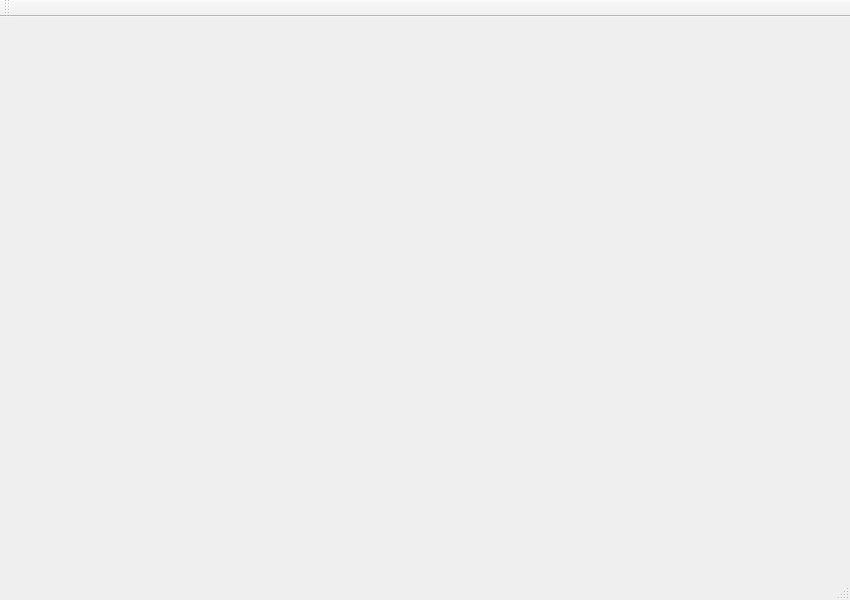
Before: the Qt Designer form forms/mainwindow.ui in Stygmates/raytracing, drawn with Qt 5.
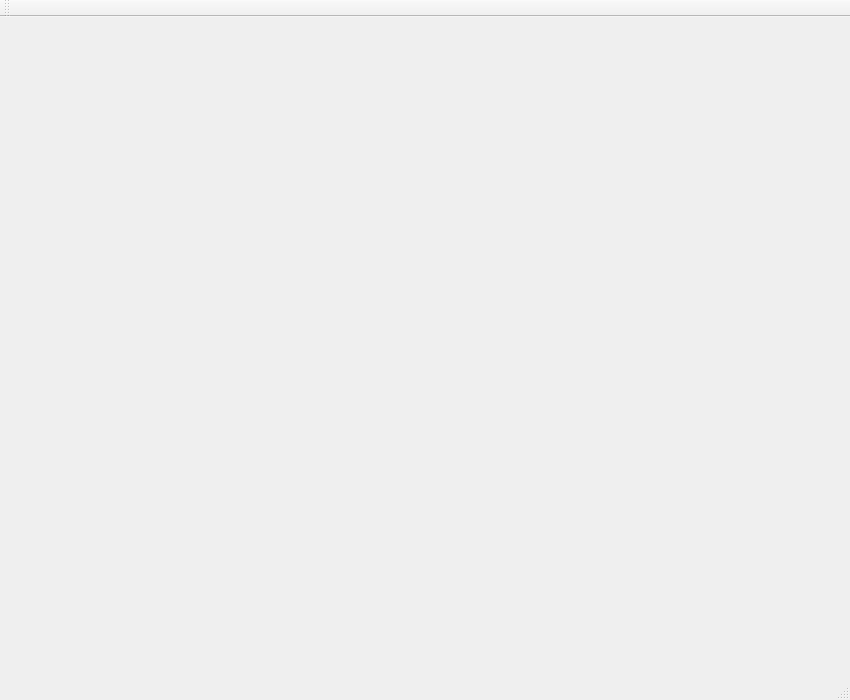
After: the same form once the commit is applied.

Commit message: add a spinBox for screen position and create a function for display an error message for loader .obg

What changed in the file:
```diff
--- a/forms/mainwindow.ui
+++ b/forms/mainwindow.ui
@@ -7,7 +7,7 @@
     <x>0</x>
     <y>0</y>
     <width>850</width>
-    <height>600</height>
+    <height>700</height>
    </rect>
   </property>
   <property name="windowTitle">
```
The commit also changes 2 other files.
